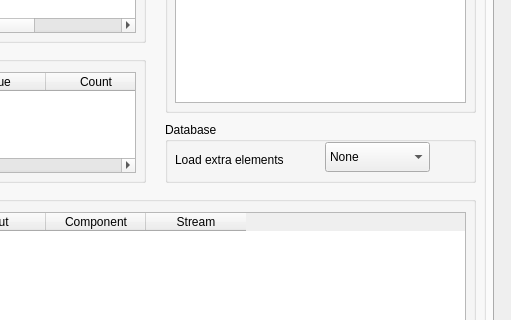
Uintah/Uintah, file src/VisIt/libsim/uintah.ui: the form before one commit; both pictures show x 187 to 698 and y 224 to 544 of the 698 by 837 pixel window.
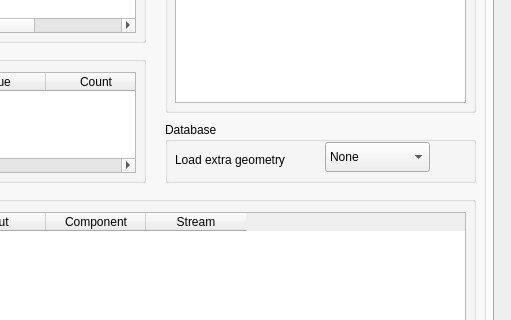
The form after the commit. The open tabs and pages were chosen to show the change.

Patch:
```diff
--- a/src/VisIt/libsim/uintah.ui
+++ b/src/VisIt/libsim/uintah.ui
@@ -954,7 +954,7 @@
          </rect>
         </property>
         <property name="text">
-         <string>Load extra elements</string>
+         <string>Load extra geometry</string>
         </property>
        </widget>
       </widget>
```
Left out of the diff: 6 changed lines with no effect on the pictures.
